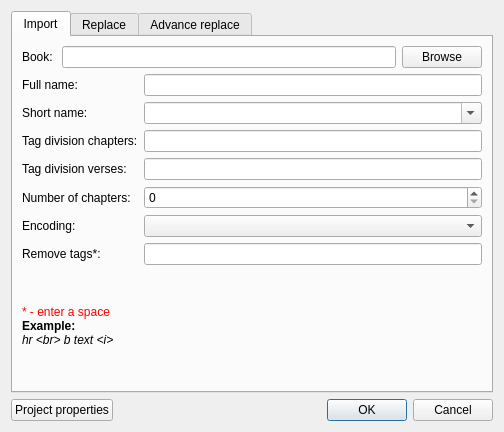
This is src/import/importbookdialog/importbookdialog.ui in axsapronov/bQella as Qt 5 draws it before an edit. The edited form follows.
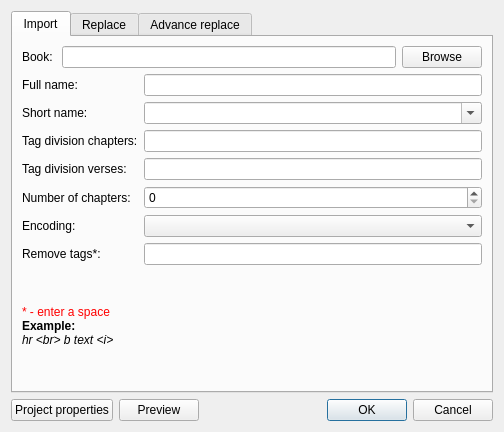
This is the edited form.

Commit message: Add preview book, module ( 1 step )

What changed in the file:
```diff
--- a/src/import/importbookdialog/importbookdialog.ui
+++ b/src/import/importbookdialog/importbookdialog.ui
@@ -14,7 +14,7 @@
    <string>Import book</string>
   </property>
   <layout class="QGridLayout" name="gridLayout_5">
-   <item row="0" column="0" colspan="3">
+   <item row="0" column="0" colspan="4">
     <widget class="QTabWidget" name="tabWidget">
      <property name="currentIndex">
       <number>0</number>
@@ -344,7 +344,7 @@
      </property>
     </widget>
    </item>
-   <item row="1" column="1">
+   <item row="1" column="2">
     <spacer name="horizontalSpacer">
      <property name="orientation">
       <enum>Qt::Horizontal</enum>
@@ -357,7 +357,7 @@
      </property>
     </spacer>
    </item>
-   <item row="1" column="2">
+   <item row="1" column="3">
     <widget class="QDialogButtonBox" name="buttonBox">
      <property name="orientation">
       <enum>Qt::Horizontal</enum>
@@ -367,6 +367,13 @@
      </property>
     </widget>
    </item>
+   <item row="1" column="1">
+    <widget class="QPushButton" name="pBPreview">
+     <property name="text">
+      <string>Preview</string>
+     </property>
+    </widget>
+   </item>
   </layout>
  </widget>
  <resources/>
```
The commit also changes 10 other files.
